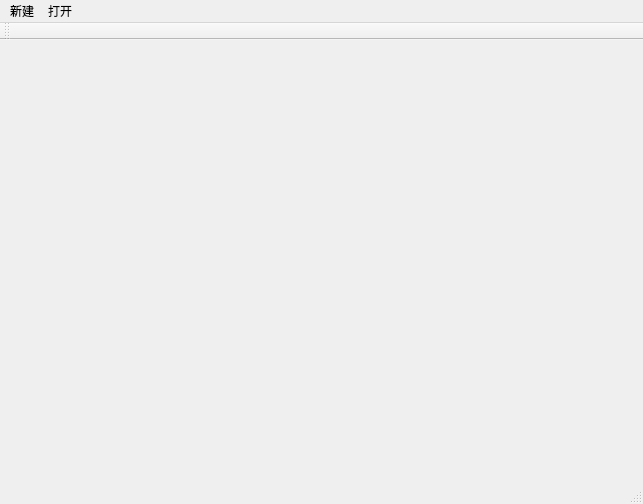
Old version of the form MainWidget.ui in the repository HiCikey/HttpProxyServer.
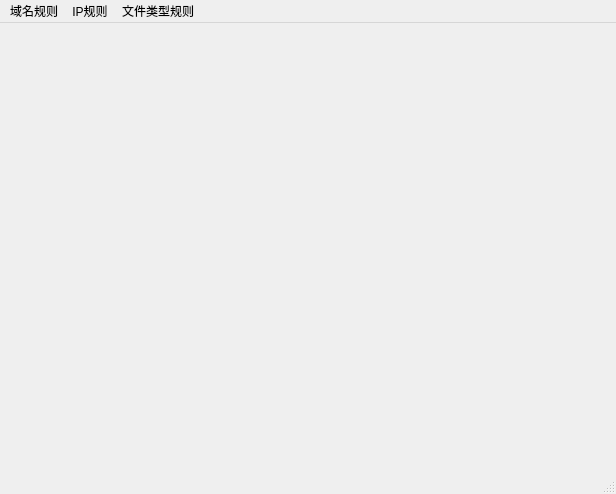
New version of the form.

What changed in the file:
```diff
--- a/MainWidget.ui
+++ b/MainWidget.ui
@@ -6,8 +6,8 @@
    <rect>
     <x>0</x>
     <y>0</y>
-    <width>643</width>
-    <height>504</height>
+    <width>616</width>
+    <height>494</height>
    </rect>
   </property>
   <property name="windowTitle">
@@ -19,30 +19,28 @@
     <rect>
      <x>0</x>
      <y>0</y>
-     <width>643</width>
+     <width>616</width>
      <height>22</height>
     </rect>
    </property>
    <widget class="QMenu" name="menu">
     <property name="title">
-     <string>新建</string>
+     <string>域名规则</string>
     </property>
    </widget>
    <widget class="QMenu" name="menu_2">
     <property name="title">
-     <string>打开</string>
+     <string>IP规则</string>
+    </property>
+   </widget>
+   <widget class="QMenu" name="menu_3">
+    <property name="title">
+     <string>文件类型规则</string>
     </property>
    </widget>
    <addaction name="menu"/>
    <addaction name="menu_2"/>
-  </widget>
-  <widget class="QToolBar" name="mainToolBar">
-   <attribute name="toolBarArea">
-    <enum>TopToolBarArea</enum>
-   </attribute>
-   <attribute name="toolBarBreak">
-    <bool>false</bool>
-   </attribute>
+   <addaction name="menu_3"/>
   </widget>
   <widget class="QStatusBar" name="statusBar"/>
  </widget>
```
